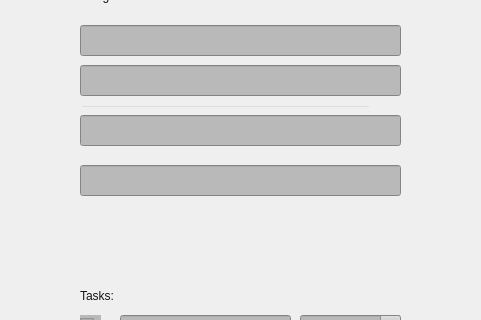
The window that mainwindow.ui (blakefuller/TaskPlanner) describes before a commit, drawn with Qt 5; both pictures show x 120 to 601 and y 245 to 565 of the 716 by 1153 pixel window.
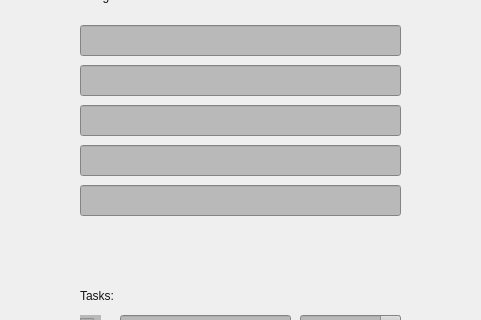
The same window after the commit. Icons and pictures are not drawn.

```diff
--- a/mainwindow.ui
+++ b/mainwindow.ui
@@ -122,21 +122,11 @@
        <string notr="true">background-color: rgb(185, 185, 185);</string>
       </property>
      </widget>
-     <widget class="QLineEdit" name="hwLine3">
-      <property name="geometry">
-       <rect>
-        <x>20</x>
-        <y>300</y>
-        <width>291</width>
-        <height>31</height>
-       </rect>
-      </property>
-     </widget>
      <widget class="QLineEdit" name="hwLine4">
       <property name="geometry">
        <rect>
         <x>20</x>
-        <y>360</y>
+        <y>340</y>
         <width>321</width>
         <height>31</height>
        </rect>
@@ -149,7 +139,7 @@
       <property name="geometry">
        <rect>
         <x>20</x>
-        <y>310</y>
+        <y>380</y>
         <width>321</width>
         <height>31</height>
        </rect>
@@ -442,6 +432,19 @@
        </date>
       </property>
      </widget>
+     <widget class="QLineEdit" name="hwLine3">
+      <property name="geometry">
+       <rect>
+        <x>20</x>
+        <y>300</y>
+        <width>321</width>
+        <height>31</height>
+       </rect>
+      </property>
+      <property name="styleSheet">
+       <string notr="true">background-color: rgb(185, 185, 185);</string>
+      </property>
+     </widget>
     </widget>
     <widget class="QWidget" name="hwPage">
      <widget class="QLabel" name="dateLabel2">
```
Left out of the diff: 10 changed lines with no effect on the pictures.
